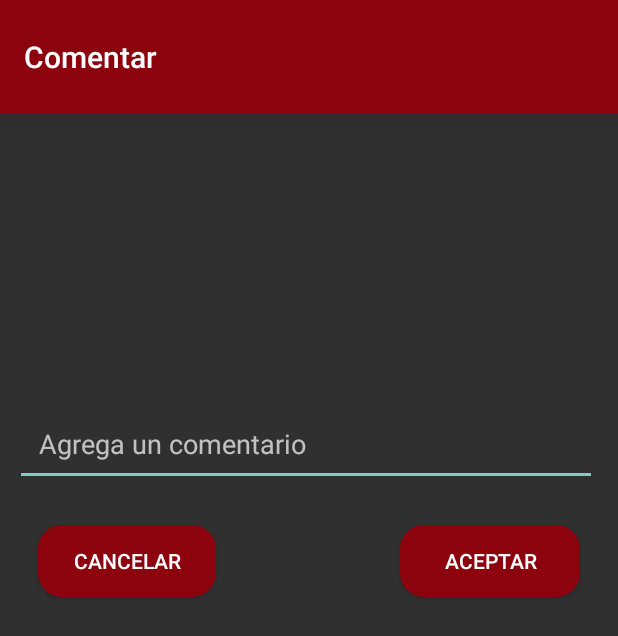
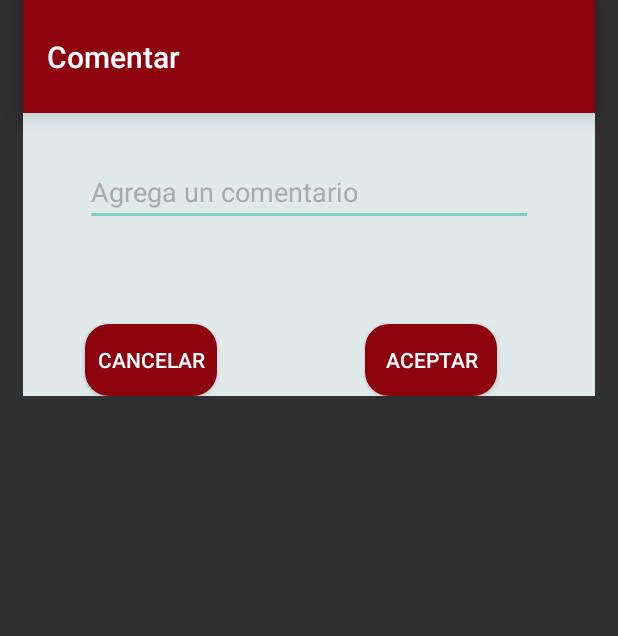
Before and after one commit to nestor2502/AndroidApp, an Android app: the layout add_comment.xml on its own in the app's theme, with its tools: preview values and no code run, on a phone screen of 412 x 824 dp. Shown: the top 636 px of the screen. Run offline under Robolectric (Android 15) with nearby library versions, the phone set to English and light mode, and no system bars; network calls fail.

Commit message:
commentario terminados

```diff
--- a/Lomitos/app/src/main/java/com/unam/lomitos/AdaptadorPost.kt
+++ b/Lomitos/app/src/main/java/com/unam/lomitos/AdaptadorPost.kt
@@ -9,11 +9,10 @@ import android.widget.ImageButton
 import android.widget.TextView
 import android.widget.Toast
 import androidx.recyclerview.widget.RecyclerView
-import com.android.volley.DefaultRetryPolicy
 import com.android.volley.Request
 import com.android.volley.Response
-import com.android.volley.toolbox.JsonObjectRequest
 import com.android.volley.toolbox.NetworkImageView
+import com.android.volley.toolbox.StringRequest
 import org.json.JSONArray
 import org.json.JSONObject
 
@@ -47,18 +46,21 @@ class AdaptadorPost(var posts: JSONArray, val context: Context, val key:String):
     }
 
     override fun comentar(comentario: String, id:String) {
-        val url = "http://lomitos-api.tk/comment.php?userkey=%s&%s".format(key,id)
-        val params = HashMap<String,String>()
-        params["comment"] = comentario
-        val jsonObject = JSONObject(params as Map<*, *>)
-        val request = JsonObjectRequest(
-            Request.Method.POST,url,jsonObject,
+        val url = "http://lomitos-api.tk/comment.php?userkey=%s&dog_id=%s".format(key,id)
+        VolleyService.initialize(context)
+        val postRequest = object : StringRequest(Request.Method.POST, url,
             Response.Listener { response ->
-            }, Response.ErrorListener{
-                Toast.makeText(context, "Error al comentar", Toast.LENGTH_SHORT).show()
-            })
-        request.retryPolicy = DefaultRetryPolicy(DefaultRetryPolicy.DEFAULT_TIMEOUT_MS, 0, 1f)
-        VolleyService.requestQueue.add(request)
+            },
+            Response.ErrorListener {
+            }
+        ) {
+            override fun getParams(): Map<String, String> {
+                val params = HashMap<String, String>()
+                params["comment"] = comentario
+                return params
+            }
+        }
+        VolleyService.requestQueue.add(postRequest)
     }
 
     class ViewHolder(val view: View) : RecyclerView.ViewHolder(view) {
--- a/Lomitos/app/src/main/java/com/unam/lomitos/Dialogo.kt
+++ b/Lomitos/app/src/main/java/com/unam/lomitos/Dialogo.kt
@@ -16,7 +16,6 @@ class Dialogo(context: Context, interfaz: Comentario, id:String) {
     init {
         val dialog = Dialog(context)
         dialog.requestWindowFeature(Window.FEATURE_NO_TITLE)
-        dialog.setCancelable(false)
         dialog.window?.setBackgroundDrawable(ColorDrawable(android.graphics.Color.TRANSPARENT))
         dialog.setContentView(R.layout.add_comment)
         val comentario = dialog.findViewById(R.id.comentario) as EditText
--- a/Lomitos/app/src/main/res/layout/add_comment.xml
+++ b/Lomitos/app/src/main/res/layout/add_comment.xml
@@ -1,4 +1,86 @@
 <?xml version="1.0" encoding="utf-8"?>
+<RelativeLayout xmlns:android="http://schemas.android.com/apk/res/android"
+    xmlns:app="http://schemas.android.com/apk/res-auto"
+    android:layout_width="match_parent"
+    android:layout_height="match_parent"
+    android:id="@+id/contorno"
+    android:background="@android:color/transparent">
+
+    <androidx.appcompat.widget.Toolbar
+        android:id="@+id/bar"
+        android:layout_width="wrap_content"
+        android:layout_height="75dp"
+        android:layout_alignParentStart="true"
+        android:layout_alignParentEnd="true"
+        android:layout_marginLeft="15dp"
+        android:layout_marginRight="15dp"
+        android:background="#8c030e"
+        android:elevation="10dp"
+        android:minHeight="?attr/actionBarSize"
+        app:layout_constraintStart_toStartOf="parent"
+        app:layout_constraintTop_toTopOf="parent"
+        app:title="@string/Comenta"
+        app:titleTextColor="@android:color/white">
+
+    </androidx.appcompat.widget.Toolbar>
+
+    <RelativeLayout
+        android:layout_width="wrap_content"
+        android:layout_height="wrap_content"
+        android:layout_below="@id/bar"
+        android:layout_marginLeft="15dp"
+        android:layout_marginRight="15dp"
+        android:background="#e0eaeb">
+
+        <EditText
+            android:id="@+id/comentario"
+            android:layout_width="wrap_content"
+            android:layout_height="wrap_content"
+            android:layout_alignParentStart="true"
+            android:layout_alignParentEnd="true"
+            android:layout_marginStart="41dp"
+            android:layout_marginTop="30dp"
+            android:layout_marginEnd="41dp"
+            android:layout_marginBottom="6dp"
+            android:hint="@string/Comentario"
+            android:textColor="#000000"
+            android:textColorHint="#A9A9A9">
+
+        </EditText>
+
+        <Button
+            android:id="@+id/aceptar"
+            android:layout_width="wrap_content"
+
+            android:layout_height="wrap_content"
+            android:layout_alignWithParentIfMissing="true"
+            android:layout_below="@+id/comentario"
+            android:layout_alignParentEnd="true"
+            android:layout_marginTop="59dp"
+            android:layout_marginEnd="65dp"
+            android:background="@drawable/button_rounded"
+            android:text="ACEPTAR"
+            android:textAlignment="center" />
+
+        <Button
+            android:id="@+id/cancelar"
+            android:layout_width="wrap_content"
+            android:layout_height="wrap_content"
+            android:layout_below="@+id/comentario"
+            android:layout_alignBaseline="@id/aceptar"
+            android:layout_alignLeft="@id/aceptar"
+            android:layout_alignParentStart="true"
+            android:layout_alignParentBottom="true"
+            android:layout_marginStart="41dp"
+            android:layout_marginLeft="-182dp"
+            android:layout_marginTop="67dp"
+            android:layout_marginBottom="-2dp"
+            android:background="@drawable/button_rounded"
+            android:text="CANCELAR"
+            android:textAlignment="center" />
+    </RelativeLayout>
+</RelativeLayout>
+<!--<?xml version="1.0" encoding="utf-8"?>
 <RelativeLayout xmlns:android="http://schemas.android.com/apk/res/android"
     xmlns:app="http://schemas.android.com/apk/res-auto"
     android:layout_width="match_parent"
@@ -20,30 +102,32 @@
 
     </androidx.appcompat.widget.Toolbar>
 
+    <RelativeLayout
+        android:layout_width="match_parent"
+        android:layout_height="match_parent"
+        android:layout_below="@id/bar">
+
         <EditText
             android:id="@+id/comentario"
             android:layout_width="wrap_content"
             android:layout_height="53dp"
-        android:layout_below="@+id/toolbar"
             android:layout_alignParentStart="true"
+            android:layout_alignParentTop="true"
             android:layout_alignParentEnd="true"
-        android:layout_alignParentBottom="true"
-        android:layout_marginStart="10dp"
-        android:layout_marginTop="30dp"
-        android:layout_marginEnd="14dp"
-        android:layout_marginBottom="500dp"
+            android:layout_marginStart="8dp"
+            android:layout_marginTop="60dp"
+            android:layout_marginEnd="16dp"
             android:hint="@string/Comentario"
             android:padding="16dp" />
 
         <Button
             android:id="@+id/aceptar"
             android:layout_width="120dp"
-
             android:layout_height="wrap_content"
+            android:layout_below="@+id/comentario"
             android:layout_alignParentEnd="true"
-        android:layout_alignParentBottom="true"
-        android:layout_marginEnd="25dp"
-        android:layout_marginBottom="426dp"
+            android:layout_marginTop="27dp"
+            android:layout_marginEnd="22dp"
             android:background="@drawable/button_rounded"
             android:text="ACEPTAR" />
 
@@ -51,13 +135,12 @@
             android:id="@+id/cancelar"
             android:layout_width="120dp"
             android:layout_height="wrap_content"
+            android:layout_below="@+id/comentario"
             android:layout_alignParentStart="true"
-        android:layout_alignParentEnd="true"
-        android:layout_alignParentBottom="true"
-        android:layout_marginStart="25dp"
-        android:layout_marginEnd="268dp"
-        android:layout_marginBottom="426dp"
+            android:layout_marginStart="22dp"
+            android:layout_marginTop="27dp"
             android:background="@drawable/button_rounded"
             android:text="CANCELAR" />
 
     </RelativeLayout>
+</RelativeLayout>-->
```
Lines whose indentation alone changed are shown as unchanged.
